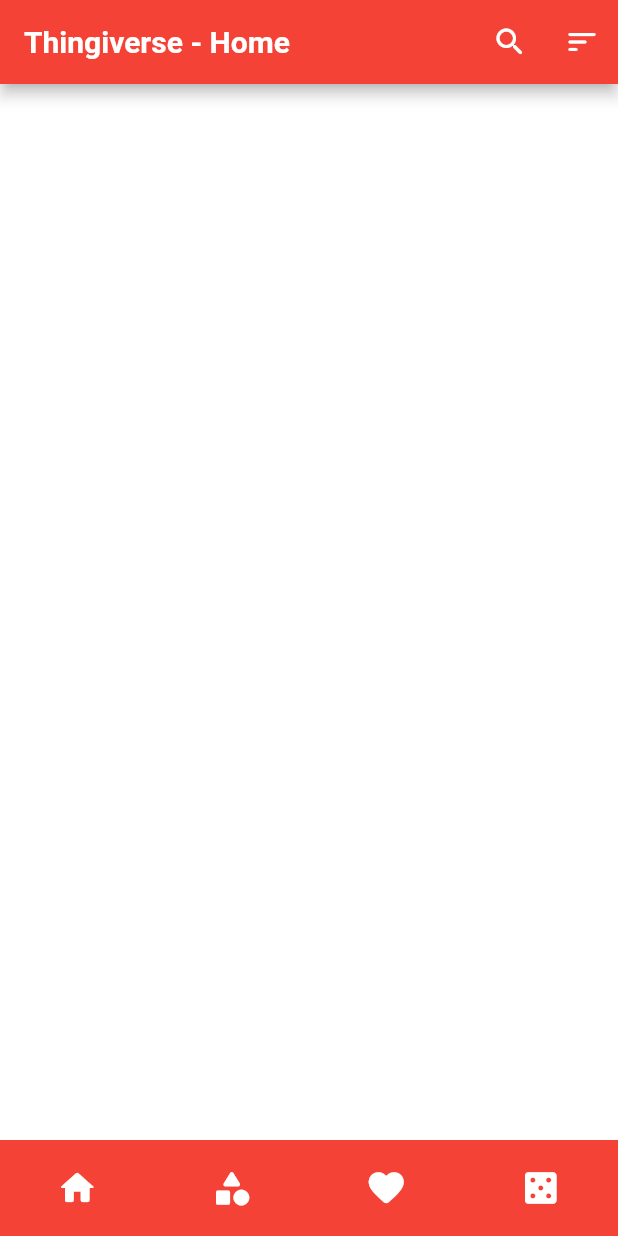
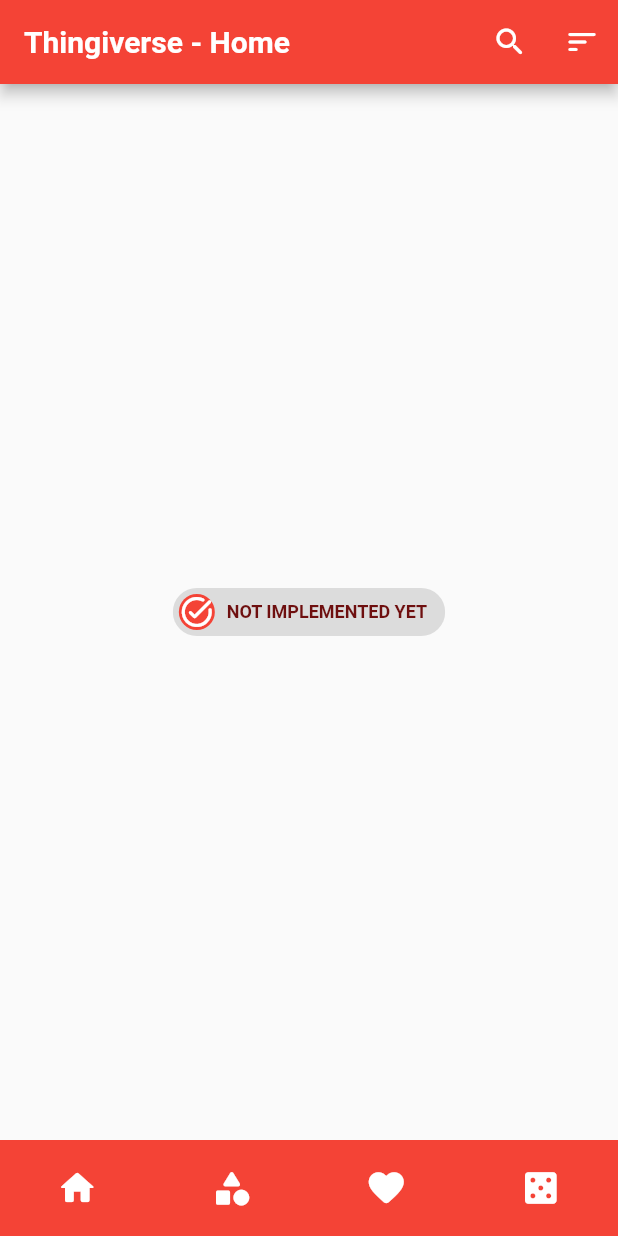
Before and after one commit to Home1esscat/project_i, a Flutter app: the screen it shows after launch, on a phone screen of 412 x 824 dp. Run offline on Flutter 3.47's test engine with Material 2 defaults, Android fonts, the phone set to English and light mode, and no system bars.

Commit message:
little changes

```diff
--- a/lib/screens/favorite.dart
+++ b/lib/screens/favorite.dart
@@ -1,4 +1,5 @@
 import 'package:flutter/material.dart';
+import 'package:project_i/widgets/not_implemented_chip.dart';
 
 class Favorite extends StatelessWidget {
   const Favorite({Key? key}) : super(key: key);
@@ -7,10 +8,12 @@ class Favorite extends StatelessWidget {
   Widget build(BuildContext context) {
     return Scaffold(
       appBar: AppBar(
-        title: const Text("Thingiverse - Favorite",
-            style: TextStyle(fontWeight: FontWeight.bold)),
+        title: const Text(
+          "Thingiverse - Favorite",
+          style: TextStyle(fontWeight: FontWeight.bold),
+        ),
       ),
-      body: Container(color: Colors.white),
+      body: const Center(child: NotImplementedChip()),
     );
   }
 }
--- a/lib/screens/home.dart
+++ b/lib/screens/home.dart
@@ -1,4 +1,5 @@
 import 'package:flutter/material.dart';
+import 'package:project_i/widgets/not_implemented_chip.dart';
 
 class Home extends StatelessWidget {
   const Home({Key? key}) : super(key: key);
@@ -20,7 +21,7 @@ class Home extends StatelessWidget {
         title: const Text("Thingiverse - Home",
             style: TextStyle(fontWeight: FontWeight.bold)),
       ),
-      body: Container(color: Colors.white),
+      body: const Center(child: NotImplementedChip()),
     );
   }
 }
--- /dev/null
+++ b/lib/widgets/not_implemented_chip.dart
@@ -0,0 +1,24 @@
+import 'package:flutter/material.dart';
+
+class NotImplementedChip extends StatelessWidget {
+  const NotImplementedChip({Key? key}) : super(key: key);
+
+  @override
+  Widget build(BuildContext context) {
+    return const Chip(
+      avatar: CircleAvatar(
+        radius: 24,
+        child: Icon(Icons.task_alt_rounded, color: Colors.white),
+        backgroundColor: Colors.red,
+      ),
+      label: Text(
+        "NOT IMPLEMENTED YET",
+        style: TextStyle(
+          fontWeight: FontWeight.bold,
+          fontSize: 12,
+          color: Color.fromARGB(255, 110, 15, 15),
+        ),
+      ),
+    );
+  }
+}
```
